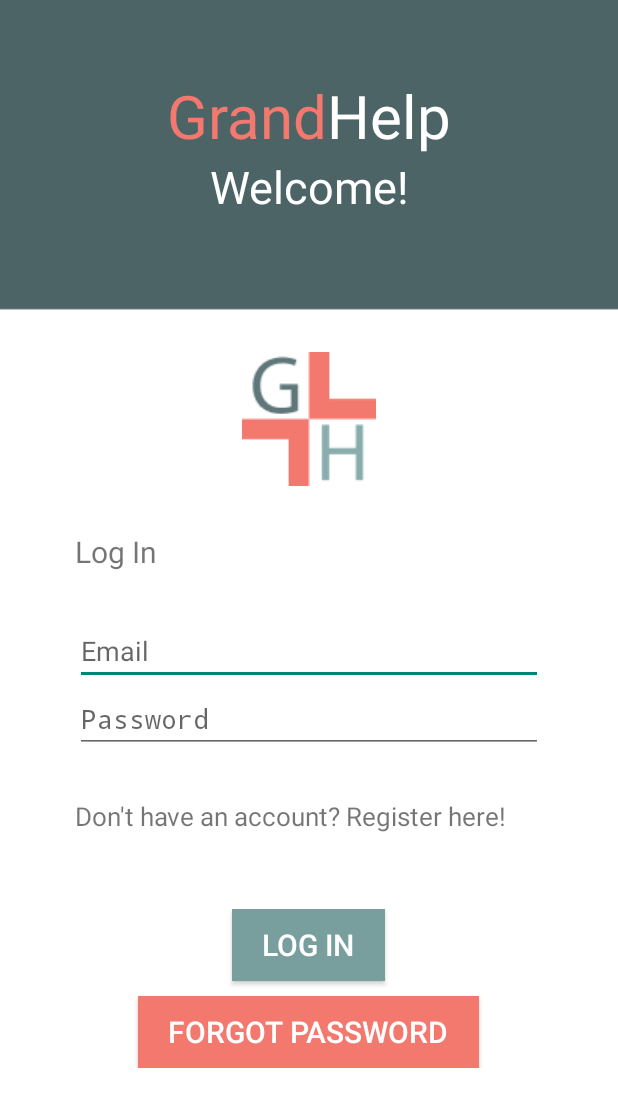
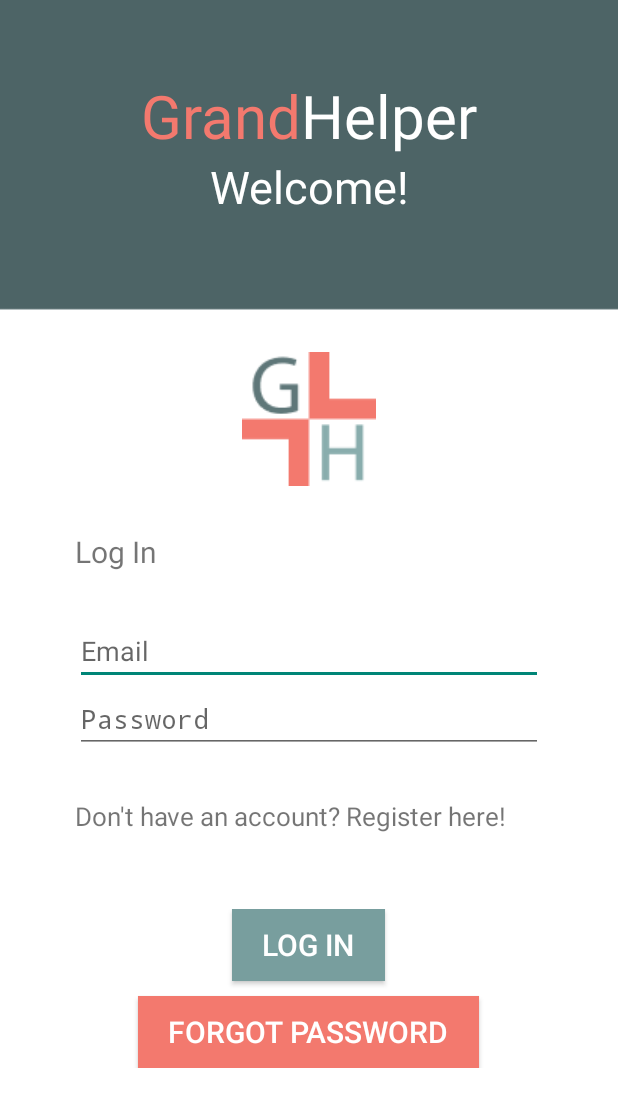
Before and after one commit to LeYellow/GrandHelp, an Android app: the screen it shows after launch (LoginPage), on a phone screen of 412 x 824 dp. Shown: the top 1107 px of the screen. Run offline under Robolectric (Android 15) with nearby library versions, the phone set to English and light mode, and no system bars.

Commit message:
Issue solved

```diff
--- a/app/src/main/res/layout/caretaker_patient_page.xml
+++ b/app/src/main/res/layout/caretaker_patient_page.xml
@@ -174,7 +174,8 @@
                 android:layout_width="match_parent"
                 android:layout_height="180dp"
                 android:gravity="center"
-                android:layout_marginTop="30dp">
+                android:layout_marginTop="30dp"
+                android:layout_marginBottom="30dp">
 
                 <ImageButton
                     android:id="@+id/contact_caretaker"
--- a/app/src/main/res/layout/login_page.xml
+++ b/app/src/main/res/layout/login_page.xml
@@ -22,7 +22,7 @@
         <TextView
             android:layout_width="wrap_content"
             android:layout_height="wrap_content"
-            android:text="Help"
+            android:text="Helper"
             android:textColor="@android:color/white"
             android:textSize="40dp"/>
     </LinearLayout>
--- a/app/src/main/res/layout/patient_home_page.xml
+++ b/app/src/main/res/layout/patient_home_page.xml
@@ -28,7 +28,7 @@
             <TextView
                 android:layout_width="wrap_content"
                 android:layout_height="wrap_content"
-                android:text="Help"
+                android:text="Helper"
                 android:textColor="@android:color/white"
                 android:textSize="40dp"/>
         </LinearLayout>
--- a/app/src/main/res/layout/register_page.xml
+++ b/app/src/main/res/layout/register_page.xml
@@ -29,7 +29,7 @@
         <TextView
             android:layout_width="wrap_content"
             android:layout_height="wrap_content"
-            android:text="Help"
+            android:text="Helper"
             android:textColor="@android:color/white"
             android:textSize="40dp"/>
     </LinearLayout>
--- a/app/src/main/res/layout/splash_screen.xml
+++ b/app/src/main/res/layout/splash_screen.xml
@@ -21,7 +21,7 @@
         <TextView
             android:layout_width="wrap_content"
             android:layout_height="wrap_content"
-            android:text="Help"
+            android:text="Helper"
             android:textColor="@android:color/white"
             android:textSize="60dp"/>
     </LinearLayout>
```
